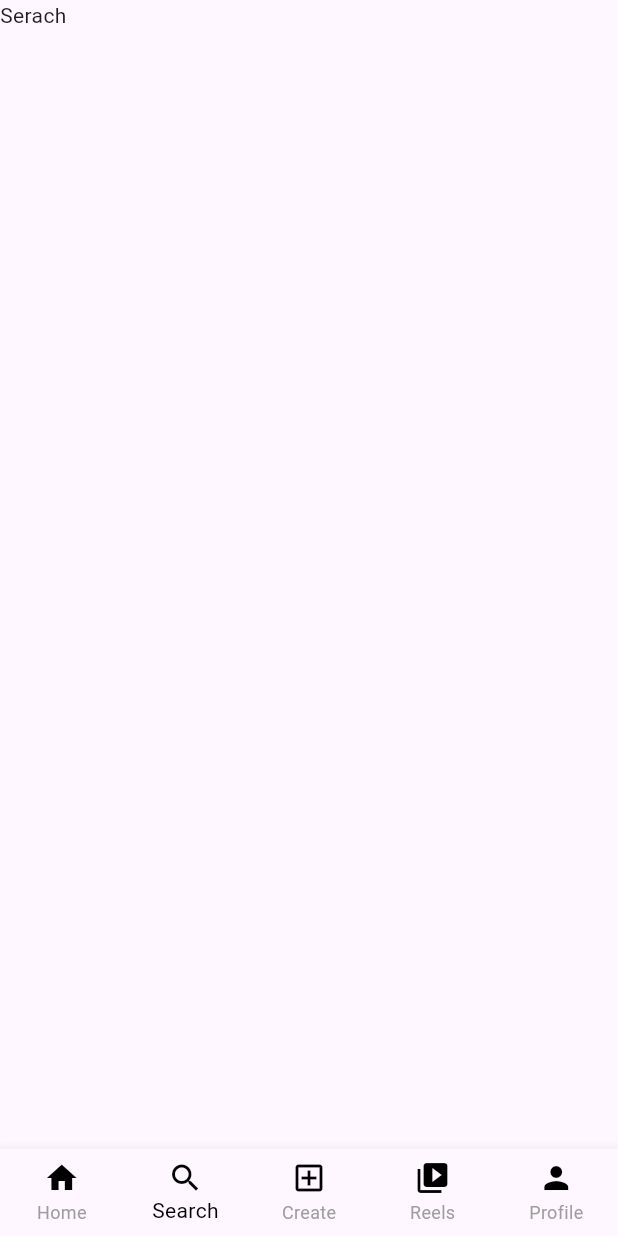
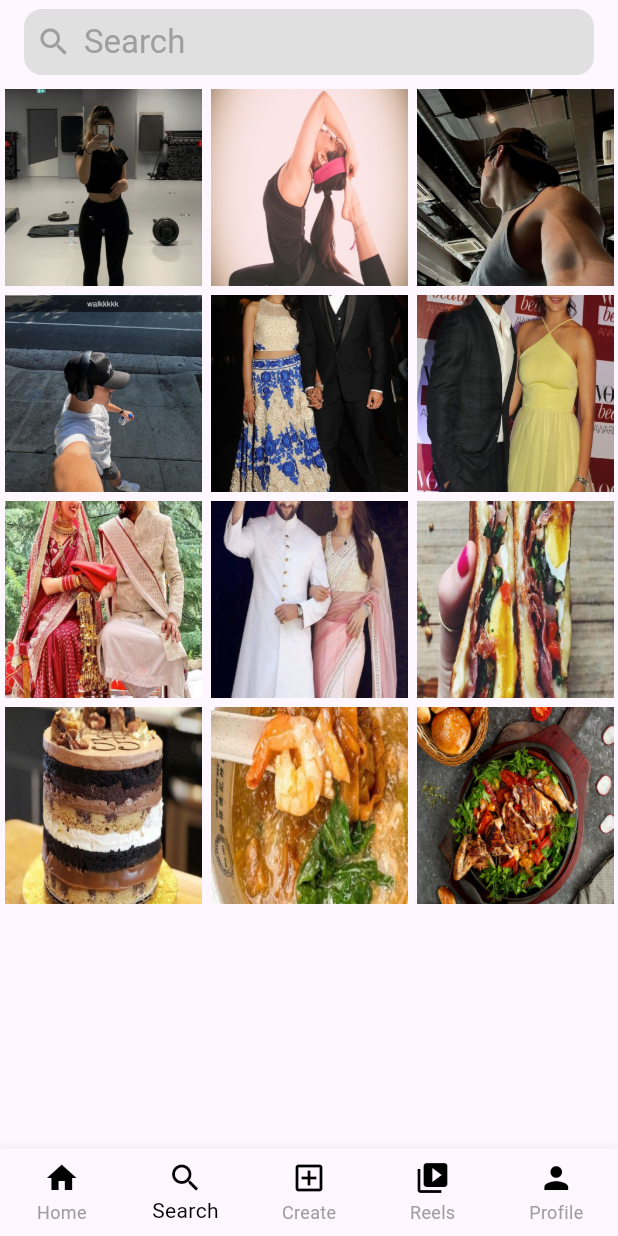
Before and after one commit to Pradeep1234566/Instagram_clone, a Flutter app: the screen it shows after launch, item 2 of the bottom bar chosen, on a phone screen of 412 x 824 dp. Run offline on Flutter 3.47's test engine with Material 3 defaults, Android fonts, the phone set to English and light mode, and no system bars.

Commit message:
Search Page Done

```diff
--- /dev/null
+++ b/lib/pages/explore_grid.dart
@@ -0,0 +1,17 @@
+import 'package:flutter/material.dart';
+
+class ExploreGrid extends StatelessWidget {
+  final String path;
+  const ExploreGrid({super.key, required this.path});
+
+  @override
+  Widget build(BuildContext context) {
+    return Container(
+      height: 100, // Adjusted height
+      width: 100, // Adjusted width
+      padding: const EdgeInsets.all(3.0),
+      child: Image.asset(path,
+          fit: BoxFit.cover), // Added BoxFit.cover to maintain aspect ratio
+    );
+  }
+}
--- a/lib/pages/serach_page.dart
+++ b/lib/pages/serach_page.dart
@@ -1,12 +1,59 @@
 import 'package:flutter/material.dart';
+import 'package:flutter/rendering.dart';
+import 'package:instagram/pages/explore_grid.dart';
 
 class SearchPage extends StatelessWidget {
-  const SearchPage({super.key});
+  final List<String> Search = [
+    'assests/images/S1.jpg',
+    'assests/images/S2.jpg',
+    'assests/images/S3.jpg',
+    'assests/images/S4.jpg',
+    'assests/images/S5.jpg',
+    'assests/images/S6.jpg',
+    'assests/images/S7.jpg',
+    'assests/images/S8.jpg',
+    'assests/images/S9.jpg',
+    'assests/images/S10.jpg',
+    'assests/images/S11.jpg',
+    'assests/images/S12.png'
+  ];
+  SearchPage({super.key});
 
   @override
   Widget build(BuildContext context) {
     return Scaffold(
-      body: Text("Serach"),
+      appBar: AppBar(
+        backgroundColor: Colors.transparent,
+        elevation: 0,
+        title: ClipRRect(
+          borderRadius: BorderRadius.circular(12),
+          child: Container(
+            padding: EdgeInsets.all(8),
+            color: Colors.grey[300],
+            child: Row(
+              children: [
+                Icon(
+                  Icons.search,
+                  color: Colors.grey[500],
+                ),
+                SizedBox(width: 8), // Add spacing between the icon and text
+                Text("Search", style: TextStyle(color: Colors.grey[500])),
+              ],
+            ),
+          ),
+        ),
+      ),
+      body: Expanded(
+        child: GridView.builder(
+          gridDelegate: SliverGridDelegateWithFixedCrossAxisCount(
+            crossAxisCount: 3,
+          ),
+          itemCount: Search.length,
+          itemBuilder: (context, index) {
+            return ExploreGrid(path: Search[index]);
+          },
+        ),
+      ),
     );
   }
 }
--- a/lib/pages/theme_paeg.dart
+++ /dev/null
@@ -1,41 +0,0 @@
-
-
-import 'package:flutter/material.dart';
-
-class ThemePage extends StatefulWidget {
-  @override
-  _ThemePageState createState() => _ThemePageState();
-}
-
-class _ThemePageState extends State<ThemePage> {
-  bool isDarkMode = false;
-
-  void toggleTheme() {
-    setState(() {
-      isDarkMode = !isDarkMode;
-    });
-  }
-
-  @override
-  Widget build(BuildContext context) {
-    return MaterialApp(
-      theme: isDarkMode ? ThemeData.dark() : ThemeData.light(),
-      home: Scaffold(
-        appBar: AppBar(
-          title: Text('Theme Switcher'),
-          actions: [
-            Switch(
-              value: isDarkMode,
-              onChanged: (value) {
-                toggleTheme();
-              },
-            ),
-          ],
-        ),
-        body: Center(
-          child: Text('Switch between Light and Dark Mode'),
-        ),
-      ),
-    );
-  }
-}
```
Also changed, not shown: assests/images/S1.jpg (added), assests/images/S10.jpg (added), assests/images/S11.jpg (added), assests/images/S12.png (added), assests/images/S2.jpg (added), assests/images/S3.jpg (added), assests/images/S4.jpg (added), assests/images/S5.jpg (added), assests/images/S6.jpg (added), assests/images/S7.jpg (added), assests/images/S8.jpg (added), assests/images/S9.jpg (added), lib/pages/create_page.dart (line endings or trailing spaces).
